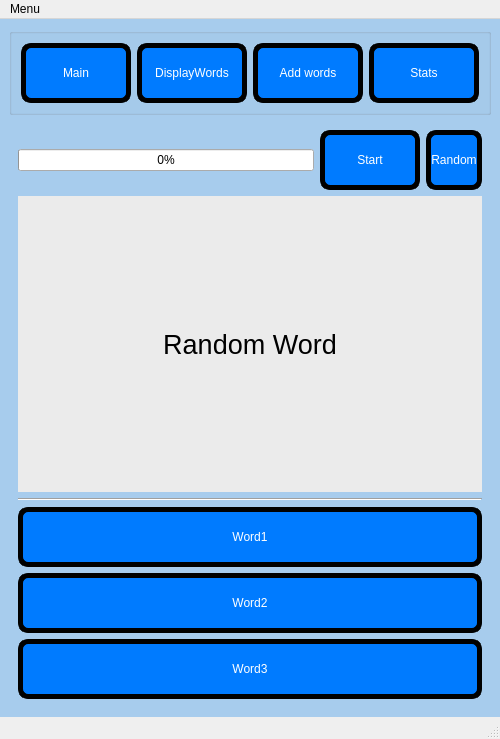
Krystiankr/PYQT5, file interface/main.ui: the form before one commit.
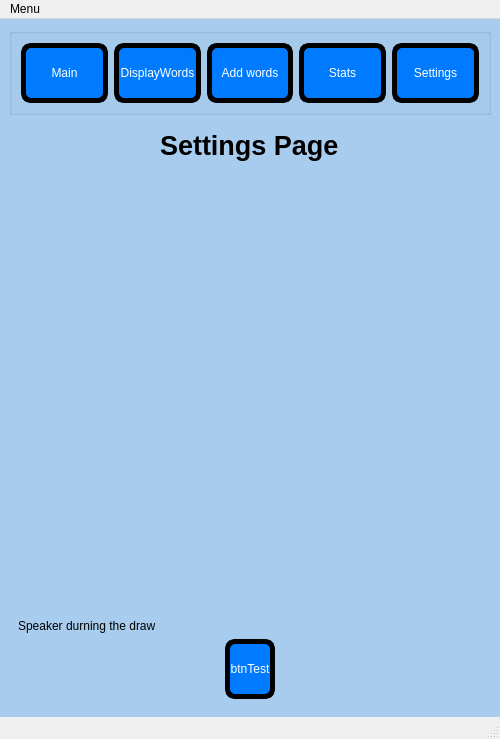
The form after the commit. The open tabs and pages were chosen to show the change. Icons and pictures are not drawn. Custom widgets are drawn as their Qt base class.

Commit message: New speaker function

Diff of the .ui file:
```diff
--- a/interface/main.ui
+++ b/interface/main.ui
@@ -93,6 +93,13 @@
          </property>
         </widget>
        </item>
+       <item>
+        <widget class="QPushButton" name="btnSettings">
+         <property name="text">
+          <string>Settings</string>
+         </property>
+        </widget>
+       </item>
       </layout>
      </widget>
     </item>
@@ -191,6 +198,54 @@
         </item>
        </layout>
       </widget>
+      <widget class="QWidget" name="SettingsPage">
+       <layout class="QVBoxLayout" name="verticalLayout_8">
+        <item alignment="Qt::AlignHCenter|Qt::AlignTop">
+         <widget class="QLabel" name="label_3">
+          <property name="font">
+           <font>
+            <pointsize>20</pointsize>
+            <bold>true</bold>
+           </font>
+          </property>
+          <property name="text">
+           <string>Settings Page</string>
+          </property>
+         </widget>
+        </item>
+        <item>
+         <layout class="QVBoxLayout" name="verSettings">
+          <item>
+           <widget class="QLabel" name="label_4">
+            <property name="sizePolicy">
+             <sizepolicy hsizetype="Preferred" vsizetype="Fixed">
+              <horstretch>0</horstretch>
+              <verstretch>0</verstretch>
+             </sizepolicy>
+            </property>
+            <property name="font">
+             <font>
+              <family>Arial</family>
+              <italic>false</italic>
+              <underline>false</underline>
+             </font>
+            </property>
+            <property name="text">
+             <string>Speaker durning the draw</string>
+            </property>
+           </widget>
+          </item>
+          <item alignment="Qt::AlignHCenter">
+           <widget class="QPushButton" name="btnTest">
+            <property name="text">
+             <string>btnTest</string>
+            </property>
+           </widget>
+          </item>
+         </layout>
+        </item>
+       </layout>
+      </widget>
       <widget class="QWidget" name="DisplayPage">
        <layout class="QVBoxLayout" name="verticalLayout">
         <item>
@@ -478,6 +533,13 @@
    </property>
   </action>
  </widget>
+ <customwidgets>
+  <customwidget>
+   <class>ImageLabel</class>
+   <extends>QLabel</extends>
+   <header>control/imagelabel.h</header>
+  </customwidget>
+ </customwidgets>
  <resources/>
  <connections/>
 </ui>
```
Left out of the diff: 19 changed lines with no effect on the pictures. The commit also changes 9 other files.
